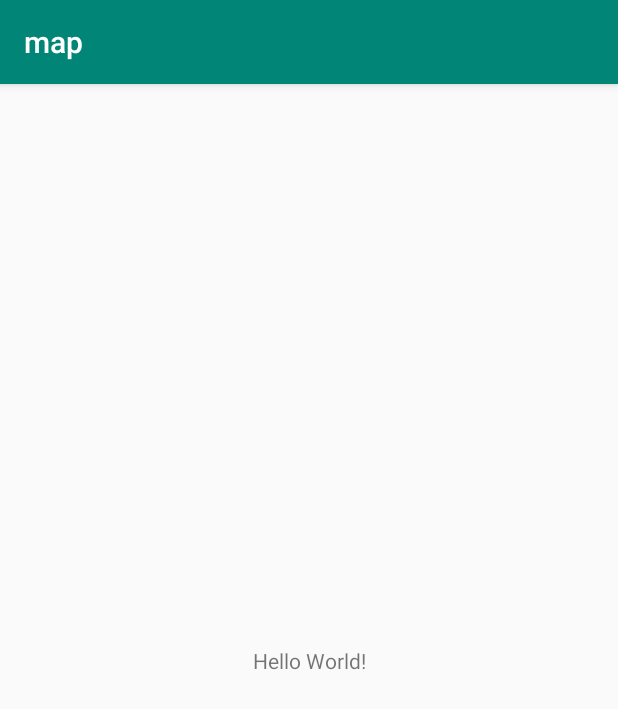
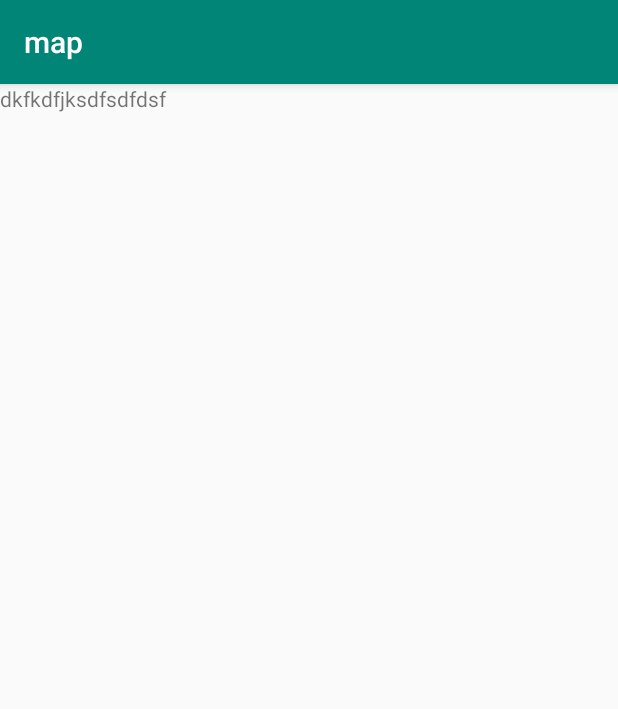
Before and after one commit to yddjyy/map, an Android app: the screen it shows after launch (MainActivity), on a phone screen of 412 x 824 dp. Shown: the top 709 px of the screen. Run offline under Robolectric (Android 15) with nearby library versions, the phone set to English and light mode, and no system bars.

Commit message:
初始化

```diff
--- a/app/src/main/res/layout/activity_main.xml
+++ b/app/src/main/res/layout/activity_main.xml
@@ -1,5 +1,5 @@
 <?xml version="1.0" encoding="utf-8"?>
-<androidx.constraintlayout.widget.ConstraintLayout xmlns:android="http://schemas.android.com/apk/res/android"
+<LinearLayout xmlns:android="http://schemas.android.com/apk/res/android"
     xmlns:app="http://schemas.android.com/apk/res-auto"
     xmlns:tools="http://schemas.android.com/tools"
     android:layout_width="match_parent"
@@ -7,12 +7,8 @@
     tools:context=".MainActivity">
 
     <TextView
-        android:layout_width="wrap_content"
-        android:layout_height="wrap_content"
-        android:text="Hello World!"
-        app:layout_constraintBottom_toBottomOf="parent"
-        app:layout_constraintLeft_toLeftOf="parent"
-        app:layout_constraintRight_toRightOf="parent"
-        app:layout_constraintTop_toTopOf="parent" />
-
-</androidx.constraintlayout.widget.ConstraintLayout>
+        android:layout_width="match_parent"
+        android:layout_height="match_parent"
+        android:text="dkfkdfjksdfsdfdsf"
+        />
+</LinearLayout>
```
